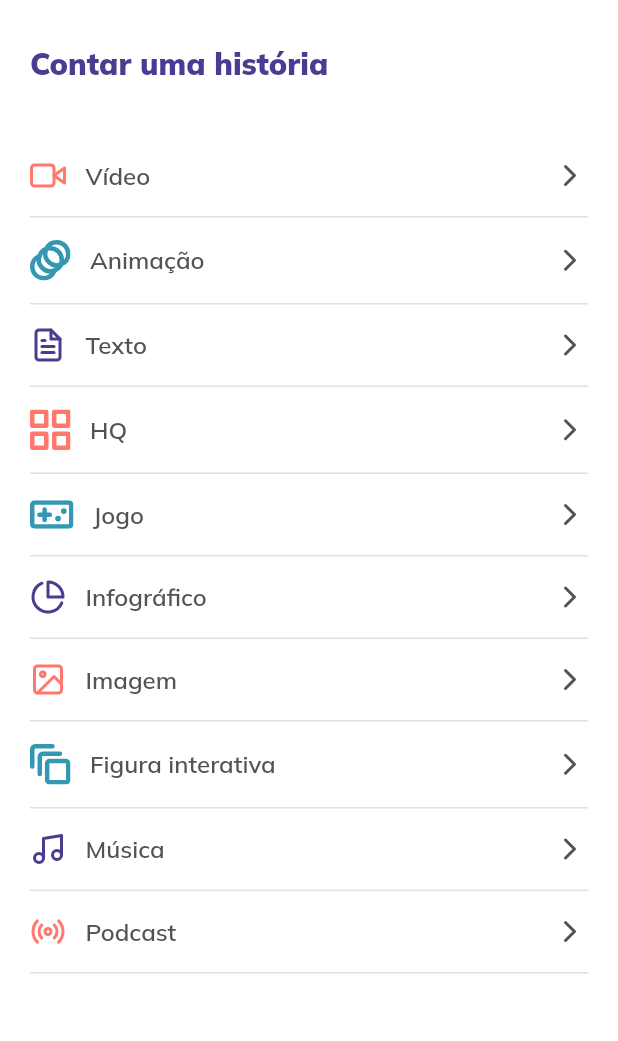
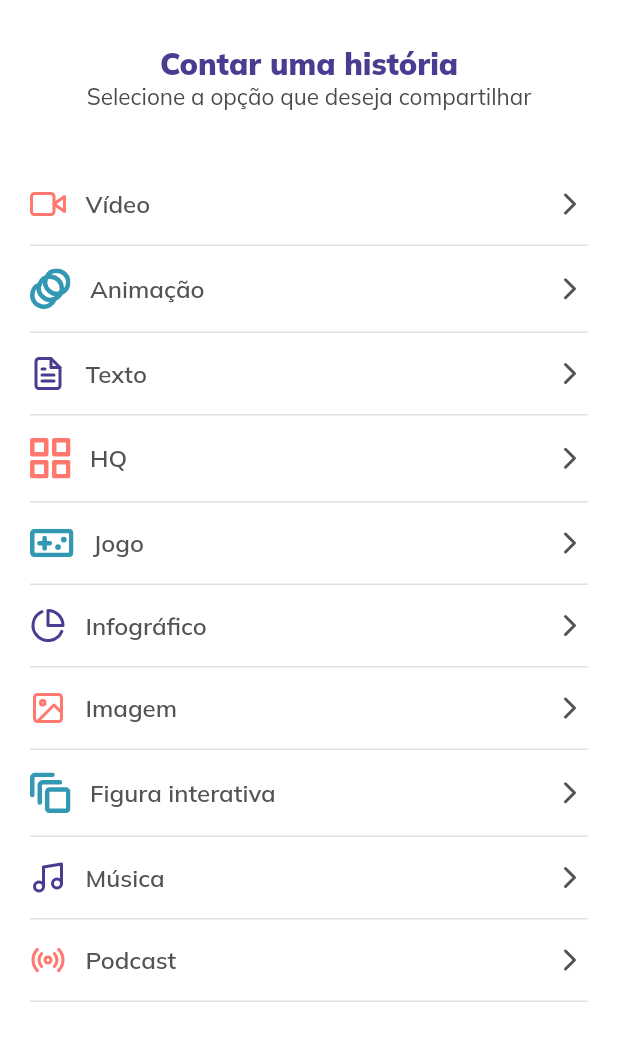
Before and after one commit to elionaimelo/theo, a Flutter app: the TellScreen widget shown alone on an empty page, opened directly, on a phone screen of 412 x 824 dp. Shown: the top 1041 px of the screen. Run offline on Flutter 3.47's test engine with Material 2 defaults, Android fonts, the phone set to English and light mode, and no system bars; our stand-ins replace flutter_feather_icons, flutter_mobx, flutter_svg, get_it, google_fonts, mobx and 1 more; generated files the repository leaves out were written again.

```diff
--- a/lib/core/routes.dart
+++ b/lib/core/routes.dart
@@ -3,5 +3,4 @@ class Routes {
   static const String start = '/start';
   static const String home = '/home';
   static const String login = '/login';
-  static const String tellGame = '/tell-game';
 }
--- a/lib/pages/home_screen/home_screen.dart
+++ b/lib/pages/home_screen/home_screen.dart
@@ -5,9 +5,8 @@ import 'package:theo/components/theoAppBar.dart';
 
 import 'package:theo/pages/home_screen/components/body.dart';
 import 'package:theo/pages/home_screen/home_screen_controller.dart';
-import 'package:theo/pages/learning_screen/learningScreen.dart';
-import 'package:theo/pages/tell_game_screen/tell_game_screen.dart';
-import 'package:theo/pages/tell_screen/tellScreen.dart';
+import 'package:theo/pages/learning_screen/learning_screen.dart';
+import 'package:theo/pages/tell_screen/tell_screen.dart';
 import 'package:theo/states/navigation_store.dart';
 
 class HomeScreen extends StatefulWidget {
@@ -90,7 +89,6 @@ class _HomeScreenState extends State<HomeScreen>
         ),
       ),
       TellScreen(),
-      TellGameScreen()
     ];
   }
 }
--- a/lib/pages/learning_screen/learningScreen.dart
+++ b/lib/pages/learning_screen/learning_screen.dart
@@ -3,7 +3,7 @@ import 'package:flutter_feather_icons/flutter_feather_icons.dart';
 import 'package:theo/components/storyProgress.dart';
 import 'package:theo/components/titleText.dart';
 import 'package:theo/models/story.dart';
-import 'package:theo/pages/learning_screen/components/storyCard.dart';
+import 'package:theo/pages/learning_screen/components/story_card.dart';
 import 'package:theo/styles/colors.dart';
 
 class LearningScreen extends StatefulWidget {
--- a/lib/pages/login_screen/login_screen.dart
+++ b/lib/pages/login_screen/login_screen.dart
@@ -28,7 +28,7 @@ class _LoginScreenState extends State<LoginScreen>
     }
 
     Navigator.of(context).pop();
-    return true;
+    return false;
   }
 
   void _onEmailButtonTap() {
--- a/lib/pages/tell_screen/tellScreen.dart
+++ /dev/null
@@ -1,116 +0,0 @@
-import 'package:flutter/material.dart';
-import 'package:flutter_feather_icons/flutter_feather_icons.dart';
-import 'package:flutter_svg/flutter_svg.dart';
-import 'package:theo/components/titleText.dart';
-import 'package:theo/pages/tell_screen/components/tellMenuItem.dart';
-import 'package:theo/styles/colors.dart';
-import 'package:theo/utils/assetsPath.dart';
-
-class TellScreen extends StatefulWidget {
-  @override
-  _TellScreenState createState() => _TellScreenState();
-}
-
-class _TellScreenState extends State<TellScreen> {
-  List<Widget> items = [
-    Container(
-      margin: EdgeInsets.only(top: 5),
-      child: TellMenuItem(
-        icon: Icon(
-          FeatherIcons.video,
-          color: TheoColors.eleven,
-        ),
-        text: 'Vídeo',
-      ),
-    ),
-    TellMenuItem(
-      icon: SvgPicture.asset(AssetsPath.animationSvg),
-      text: 'Animação',
-    ),
-    TellMenuItem(
-      icon: Icon(
-        FeatherIcons.fileText,
-        color: TheoColors.primary,
-      ),
-      text: 'Texto',
-    ),
-    TellMenuItem(
-      icon: SvgPicture.asset(AssetsPath.comicSvg),
-      text: 'HQ',
-    ),
-    TellMenuItem(
-      icon: SvgPicture.asset(AssetsPath.gameSvg),
-      text: 'Jogo',
-    ),
-    TellMenuItem(
-      icon: Icon(
-        FeatherIcons.pieChart,
-        color: TheoColors.primary,
-      ),
-      text: 'Infográfico',
-    ),
-    TellMenuItem(
-      icon: Icon(
-        FeatherIcons.image,
-        color: TheoColors.eleven,
-      ),
-      text: 'Imagem',
-    ),
-    TellMenuItem(
-      icon: SvgPicture.asset(AssetsPath.interactiveSvg),
-      text: 'Figura interativa',
-    ),
-    TellMenuItem(
-      icon: Icon(
-        FeatherIcons.music,
-        color: TheoColors.primary,
-      ),
-      text: 'Música',
-    ),
-    TellMenuItem(
-      icon: Icon(
-        FeatherIcons.radio,
-        color: TheoColors.eleven,
-      ),
-      text: 'Podcast',
-    ),
-    Container(),
-  ];
-
-  @override
-  Widget build(BuildContext context) {
-    return Container(
-      margin: EdgeInsets.only(top: 30),
-      child: Column(
-        crossAxisAlignment: CrossAxisAlignment.stretch,
-        children: [
-          Padding(
-            padding: const EdgeInsets.symmetric(horizontal: 20),
-            child: _title,
-          ),
-          Container(
-            margin: EdgeInsets.only(bottom: 30),
-          ),
-          Expanded(child: _list),
-        ],
-      ),
-    );
-  }
-
-  Widget get _list => ListView.separated(
-        itemBuilder: (_, int i) => items[i],
-        separatorBuilder: (_, int i) => Padding(
-          padding: const EdgeInsets.symmetric(horizontal: 20),
-          child: Divider(
-            height: 1,
-            thickness: 1,
-          ),
-        ),
-        itemCount: items.length,
-      );
-
-  Widget get _title => TitleText(
-        title: 'Contar uma história',
-        // subtitle: 'Selecione a opção que deseja compartilhar',
-      );
-}
--- /dev/null
+++ b/lib/pages/tell_screen/tell_screen.dart
@@ -0,0 +1,137 @@
+import 'package:flutter/material.dart';
+import 'package:flutter_feather_icons/flutter_feather_icons.dart';
+import 'package:flutter_svg/flutter_svg.dart';
+import 'package:theo/components/subTitleText.dart';
+import 'package:theo/components/titleText.dart';
+import 'package:theo/pages/new_tell_screen/new_tell_screen.dart';
+import 'package:theo/pages/tell_screen/components/tell_menu_item.dart';
+import 'package:theo/styles/colors.dart';
+import 'package:theo/utils/assetsPath.dart';
+
+class TellScreen extends StatefulWidget {
+  @override
+  _TellScreenState createState() => _TellScreenState();
+}
+
+class _TellScreenState extends State<TellScreen> {
+  void _onVideoTap() {
+    Navigator.of(context).push(
+      MaterialPageRoute(builder: (context) => NewTellScreen()),
+    );
+  }
+
+  List<Widget> items = [];
+
+  @override
+  void initState() {
+    super.initState();
+    items = [
+      Container(
+        margin: EdgeInsets.only(top: 5),
+        child: TellMenuItem(
+          icon: Icon(
+            FeatherIcons.video,
+            color: TheoColors.eleven,
+          ),
+          text: 'Vídeo',
+          onTap: () => _onVideoTap(),
+        ),
+      ),
+      TellMenuItem(
+        icon: SvgPicture.asset(AssetsPath.animationSvg),
+        text: 'Animação',
+      ),
+      TellMenuItem(
+        icon: Icon(
+          FeatherIcons.fileText,
+          color: TheoColors.primary,
+        ),
+        text: 'Texto',
+      ),
+      TellMenuItem(
+        icon: SvgPicture.asset(AssetsPath.comicSvg),
+        text: 'HQ',
+      ),
+      TellMenuItem(
+        icon: SvgPicture.asset(AssetsPath.gameSvg),
+        text: 'Jogo',
+      ),
+      TellMenuItem(
+        icon: Icon(
+          FeatherIcons.pieChart,
+          color: TheoColors.primary,
+        ),
+        text: 'Infográfico',
+      ),
+      TellMenuItem(
+        icon: Icon(
+          FeatherIcons.image,
+          color: TheoColors.eleven,
+        ),
+        text: 'Imagem',
+      ),
+      TellMenuItem(
+        icon: SvgPicture.asset(AssetsPath.interactiveSvg),
+        text: 'Figura interativa',
+      ),
+      TellMenuItem(
+        icon: Icon(
+          FeatherIcons.music,
+          color: TheoColors.primary,
+        ),
+        text: 'Música',
+      ),
+      TellMenuItem(
+        icon: Icon(
+          FeatherIcons.radio,
+          color: TheoColors.eleven,
+        ),
+        text: 'Podcast',
+      ),
+      Container(),
+    ];
+  }
+
+  @override
+  Widget build(BuildContext context) {
+    return Container(
+      margin: EdgeInsets.only(top: 30),
+      child: Column(
+        crossAxisAlignment: CrossAxisAlignment.stretch,
+        children: [
+          Padding(
+            padding: const EdgeInsets.symmetric(horizontal: 20),
+            child: Column(
+              children: [
+                _title,
+                SubTitleText(
+                  subTitle: 'Selecione a opção que deseja compartilhar',
+                )
+              ],
+            ),
+          ),
+          Container(
+            margin: EdgeInsets.only(bottom: 30),
+          ),
+          Expanded(child: _list),
+        ],
+      ),
+    );
+  }
+
+  Widget get _list => ListView.separated(
+        itemBuilder: (_, int i) => items[i],
+        separatorBuilder: (_, int i) => Padding(
+          padding: const EdgeInsets.symmetric(horizontal: 20),
+          child: Divider(
+            height: 1,
+            thickness: 1,
+          ),
+        ),
+        itemCount: items.length,
+      );
+
+  Widget get _title => TitleText(
+        title: 'Contar uma história',
+      );
+}
```
Also changed, not shown: lib/core/navigator.dart (+12 -6 lines), lib/pages/new_tell_screen/new_tell_screen.dart (renamed from lib/pages/tell_game_screen/tell_game_screen.dart, +4 -4 lines), lib/pages/learning_screen/components/story_card.dart (renamed from lib/pages/learning_screen/components/storyCard.dart), lib/pages/tell_screen/components/tell_menu_item.dart (renamed from lib/pages/tell_screen/components/tellMenuItem.dart).
